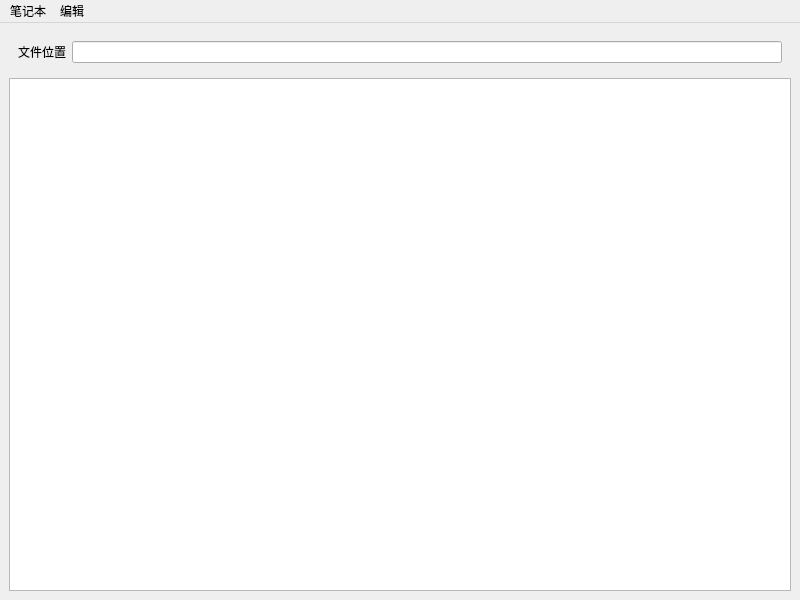
This is mynote.ui in oimo-129/Qt01 as Qt 5 draws it before an edit. The edited form follows.
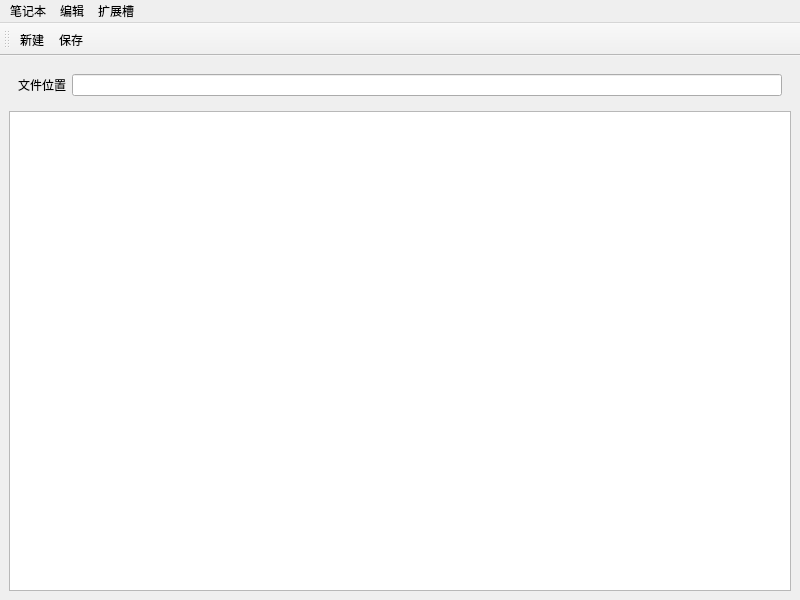
This is the edited form. Icons and pictures are not drawn.

Diff of the .ui file:
```diff
--- a/mynote.ui
+++ b/mynote.ui
@@ -34,7 +34,11 @@
        </widget>
       </item>
       <item>
-       <widget class="QTextEdit" name="textEdit"/>
+       <widget class="QTextEdit" name="textEdit">
+        <property name="styleSheet">
+         <string notr="true">border-image: url(:/Image/background.jpg);</string>
+        </property>
+       </widget>
       </item>
      </layout>
     </item>
@@ -65,8 +69,31 @@
     <addaction name="actionColor"/>
     <addaction name="actionFont"/>
    </widget>
+   <widget class="QMenu" name="menu_3">
+    <property name="title">
+     <string>扩展槽</string>
+    </property>
+    <addaction name="actionDateTime"/>
+    <addaction name="actionQt"/>
+    <addaction name="actionGithub"/>
+    <addaction name="actionJif"/>
+   </widget>
    <addaction name="menu"/>
    <addaction name="menu_2"/>
+   <addaction name="menu_3"/>
+  </widget>
+  <widget class="QToolBar" name="toolBar">
+   <property name="windowTitle">
+    <string>toolBar</string>
+   </property>
+   <attribute name="toolBarArea">
+    <enum>TopToolBarArea</enum>
+   </attribute>
+   <attribute name="toolBarBreak">
+    <bool>false</bool>
+   </attribute>
+   <addaction name="actionNew"/>
+   <addaction name="actionSave"/>
   </widget>
   <action name="actionNew">
    <property name="text">
```
Left out of the diff: 35 changed lines with no effect on the pictures.
